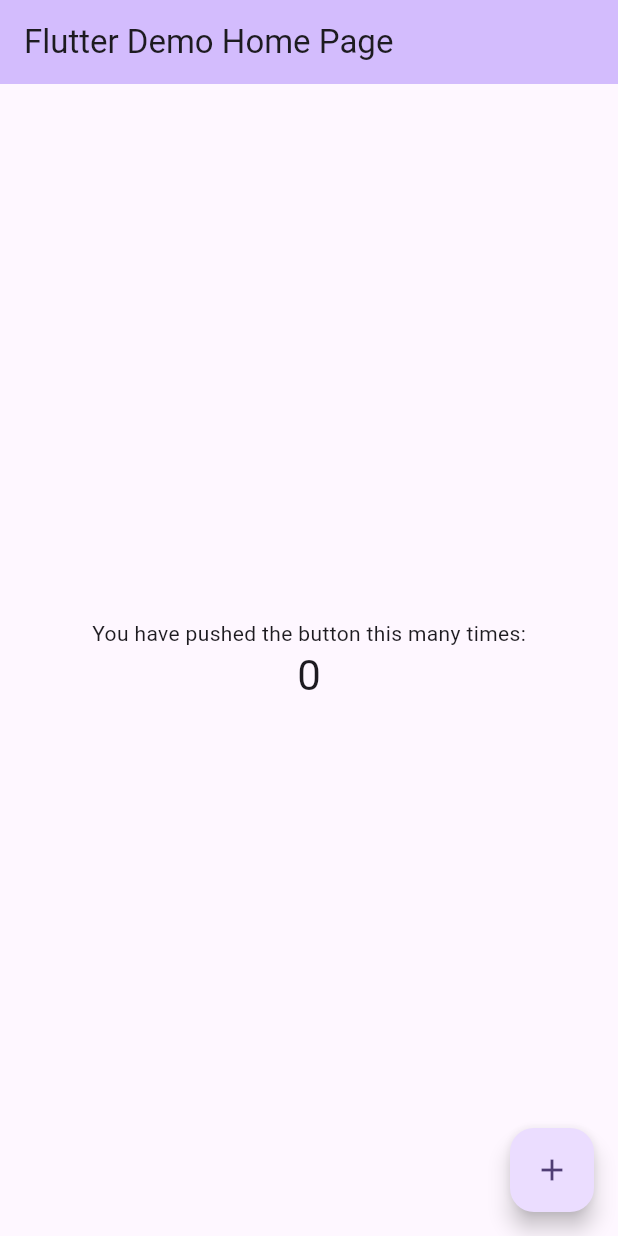
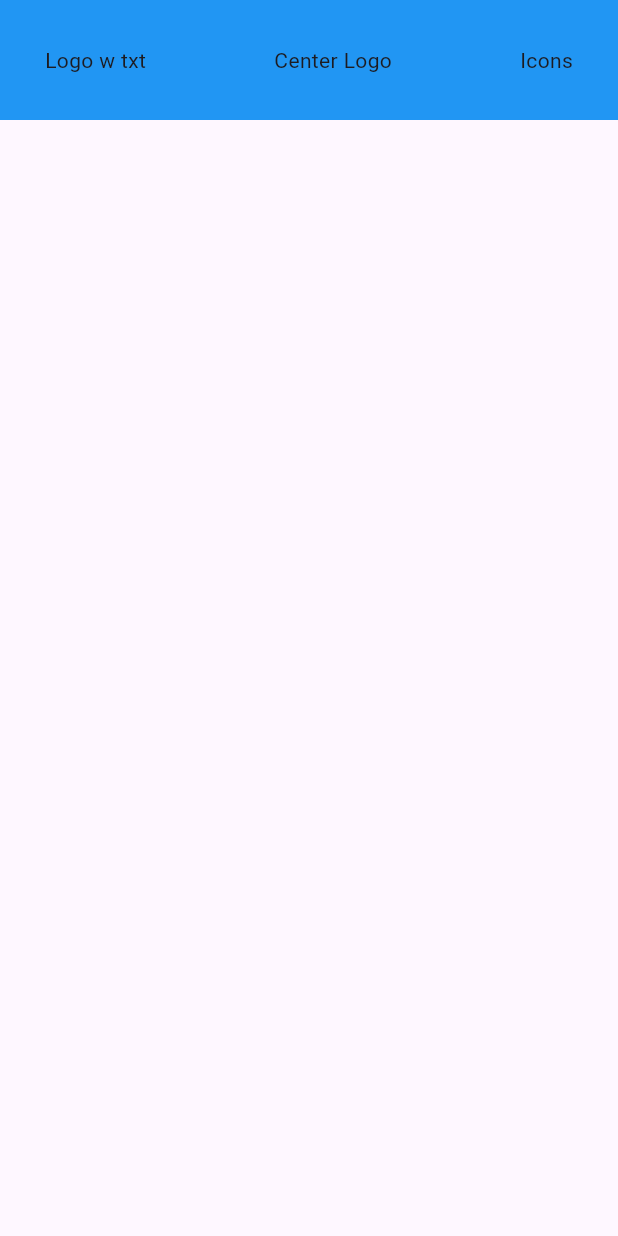
Before and after one commit to flbarfield/flutter_exploration, a Flutter app: the screen it shows after launch, on a phone screen of 412 x 824 dp. Run offline on Flutter 3.47's test engine with Material 3 defaults, Android fonts, the phone set to English and light mode, and no system bars.

Commit message:
mostly experiemented between IDEs, shortcuts, and some structure. Not much to visually show yet

```diff
--- a/lib/main.dart
+++ b/lib/main.dart
@@ -1,4 +1,7 @@
 import 'package:flutter/material.dart';
+import 'package:flutter_exploration/new_home_page.dart';
+
+// import 'ListTileTutorial.dart';
 
 void main() {
   runApp(const MyApp());
@@ -13,113 +16,10 @@ class MyApp extends StatelessWidget {
     return MaterialApp(
       title: 'Flutter Demo',
       theme: ThemeData(
-        // This is the theme of your application.
-        //
-        // TRY THIS: Try running your application with "flutter run". You'll see
-        // the application has a purple toolbar. Then, without quitting the app,
-        // try changing the seedColor in the colorScheme below to Colors.green
-        // and then invoke "hot reload" (save your changes or press the "hot
-        // reload" button in a Flutter-supported IDE, or press "r" if you used
-        // the command line to start the app).
-        //
-        // Notice that the counter didn't reset back to zero; the application
-        // state is not lost during the reload. To reset the state, use hot
-        // restart instead.
-        //
-        // This works for code too, not just values: Most code changes can be
-        // tested with just a hot reload.
         colorScheme: ColorScheme.fromSeed(seedColor: Colors.deepPurple),
         useMaterial3: true,
       ),
-      home: const MyHomePage(title: 'Flutter Demo Home Page'),
+      home: NewHomePage(title: 'Flutter Demo Home Page'),
     );
   }
 }
-
-class MyHomePage extends StatefulWidget {
-  const MyHomePage({super.key, required this.title});
-
-  // This widget is the home page of your application. It is stateful, meaning
-  // that it has a State object (defined below) that contains fields that affect
-  // how it looks.
-
-  // This class is the configuration for the state. It holds the values (in this
-  // case the title) provided by the parent (in this case the App widget) and
-  // used by the build method of the State. Fields in a Widget subclass are
-  // always marked "final".
-
-  final String title;
-
-  @override
-  State<MyHomePage> createState() => _MyHomePageState();
-}
-
-class _MyHomePageState extends State<MyHomePage> {
-  int _counter = 0;
-
-  void _incrementCounter() {
-    setState(() {
-      // This call to setState tells the Flutter framework that something has
-      // changed in this State, which causes it to rerun the build method below
-      // so that the display can reflect the updated values. If we changed
-      // _counter without calling setState(), then the build method would not be
-      // called again, and so nothing would appear to happen.
-      _counter++;
-    });
-  }
-
-  @override
-  Widget build(BuildContext context) {
-    // This method is rerun every time setState is called, for instance as done
-    // by the _incrementCounter method above.
-    //
-    // The Flutter framework has been optimized to make rerunning build methods
-    // fast, so that you can just rebuild anything that needs updating rather
-    // than having to individually change instances of widgets.
-    return Scaffold(
-      appBar: AppBar(
-        // TRY THIS: Try changing the color here to a specific color (to
-        // Colors.amber, perhaps?) and trigger a hot reload to see the AppBar
-        // change color while the other colors stay the same.
-        backgroundColor: Theme.of(context).colorScheme.inversePrimary,
-        // Here we take the value from the MyHomePage object that was created by
-        // the App.build method, and use it to set our appbar title.
-        title: Text(widget.title),
-      ),
-      body: Center(
-        // Center is a layout widget. It takes a single child and positions it
-        // in the middle of the parent.
-        child: Column(
-          // Column is also a layout widget. It takes a list of children and
-          // arranges them vertically. By default, it sizes itself to fit its
-          // children horizontally, and tries to be as tall as its parent.
-          //
-          // Column has various properties to control how it sizes itself and
-          // how it positions its children. Here we use mainAxisAlignment to
-          // center the children vertically; the main axis here is the vertical
-          // axis because Columns are vertical (the cross axis would be
-          // horizontal).
-          //
-          // TRY THIS: Invoke "debug painting" (choose the "Toggle Debug Paint"
-          // action in the IDE, or press "p" in the console), to see the
-          // wireframe for each widget.
-          mainAxisAlignment: MainAxisAlignment.center,
-          children: <Widget>[
-            const Text(
-              'You have pushed the button this many times:',
-            ),
-            Text(
-              '$_counter',
-              style: Theme.of(context).textTheme.headlineMedium,
-            ),
-          ],
-        ),
-      ),
-      floatingActionButton: FloatingActionButton(
-        onPressed: _incrementCounter,
-        tooltip: 'Increment',
-        child: const Icon(Icons.add),
-      ), // This trailing comma makes auto-formatting nicer for build methods.
-    );
-  }
-}
--- /dev/null
+++ b/lib/new_home_page.dart
@@ -0,0 +1,39 @@
+import 'package:flutter/material.dart';
+import 'list_tile_tutorial_page.dart';
+
+class NewHomePage extends StatelessWidget {
+  NewHomePage({super.key, required this.title});
+  final String title;
+
+  dynamic page;
+
+  dynamic setPage(page) {
+    switch (page) {
+      case 'listpage':
+        page = ListTileTutorialPage();
+      default:
+        page = '';
+    }
+  }
+
+  @override
+  Widget build(BuildContext context) {
+    return Scaffold(
+      body: Container(
+        height: 80,
+        color: Colors.blue,
+        child: const Padding(
+          padding: EdgeInsets.only(left: 30, right: 30),
+          child: Row(
+            mainAxisAlignment: MainAxisAlignment.spaceBetween,
+            children: [
+              Text('Logo w txt'),
+              Text('Center Logo'),
+              Text("Icons"),
+            ],
+          ),
+        ),
+      ),
+    );
+  }
+}
```
Also changed, not shown: lib/OldHomePage.dart (added, +48 -0 lines), lib/list_tile_tutorial_page.dart (added, +10 -0 lines).
